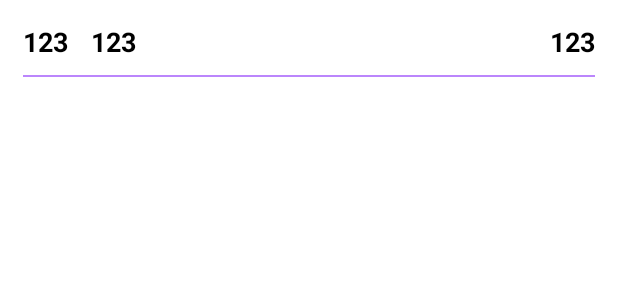
After one commit to Agonizedcupid/ScanNLoading_New, an Android app: the layout single_queue_item.xml on its own in the app's theme, with its tools: preview values and no code run, on a phone screen of 412 x 824 dp. The commit adds this screen. Shown: the top 300 px of the screen. Run offline under Robolectric (Android 15) with nearby library versions, the phone set to English and light mode, and no system bars.

Commit message:
showing queue

```diff
--- a/app/src/main/java/com/aariyan/scannloading/Activity/HistoryRectifying.java
+++ b/app/src/main/java/com/aariyan/scannloading/Activity/HistoryRectifying.java
@@ -246,7 +246,7 @@ public class HistoryRectifying extends AppCompatActivity implements UpdateLines,
                                 .append("|").append(Constant.getDate()).append("|").append("0.0");
 
                         long checkInsert = adapter.insertQueue(Constant.types[0], builder.toString());
-                        postBack(builder.toString());
+                        //postBack(builder.toString());
                         behavior.setState(BottomSheetBehavior.STATE_COLLAPSED);
                         //onBackPressed();
                     } else {
@@ -316,7 +316,7 @@ public class HistoryRectifying extends AppCompatActivity implements UpdateLines,
                     .append("|").append(Constant.getDate()).append("|").append("0.0");
 
             long checkInsert = adapter.insertQueue(Constant.types[0], builder.toString());
-            postBack(builder.toString());
+            //postBack(builder.toString());
 
             GreenAdapter greenAdapter = new GreenAdapter(this, greenList, this, linesModel.getTotalItem(), linesModel.getComment());
             greenListView.setAdapter(greenAdapter);
--- /dev/null
+++ b/app/src/main/res/layout/single_queue_item.xml
@@ -0,0 +1,57 @@
+<?xml version="1.0" encoding="utf-8"?>
+<androidx.constraintlayout.widget.ConstraintLayout xmlns:android="http://schemas.android.com/apk/res/android"
+    android:layout_width="match_parent"
+    android:layout_height="wrap_content"
+    android:padding="15dp"
+    xmlns:app="http://schemas.android.com/apk/res-auto">
+
+    <TextView
+        android:layout_width="wrap_content"
+        android:layout_height="wrap_content"
+        app:layout_constraintTop_toTopOf="parent"
+        app:layout_constraintLeft_toLeftOf="parent"
+        android:id="@+id/primaryKey"
+        android:text="123"
+        android:textSize="18sp"
+        android:textStyle="bold"
+        android:textColor="@android:color/black"
+        />
+
+
+    <TextView
+        android:layout_width="0dp"
+        android:layout_height="wrap_content"
+        app:layout_constraintTop_toTopOf="parent"
+        app:layout_constraintLeft_toRightOf="@id/primaryKey"
+        app:layout_constraintRight_toLeftOf="@id/quantity"
+        android:layout_marginEnd="15dp"
+        android:layout_marginStart="15dp"
+        android:id="@+id/item"
+        android:text="123"
+        android:textSize="18sp"
+        android:textStyle="bold"
+        android:textColor="@android:color/black"
+        />
+
+    <TextView
+        android:layout_width="0dp"
+        android:layout_height="wrap_content"
+        app:layout_constraintTop_toTopOf="parent"
+        app:layout_constraintRight_toRightOf="parent"
+        android:layout_marginStart="15dp"
+        android:id="@+id/quantity"
+        android:text="123"
+        android:textSize="18sp"
+        android:textStyle="bold"
+        android:textColor="@android:color/black"
+        />
+
+    <View
+        android:layout_width="match_parent"
+        android:layout_height="1dp"
+        android:background="@color/purple_200"
+        app:layout_constraintTop_toBottomOf="@id/item"
+        android:layout_marginTop="10dp"
+        />
+
+</androidx.constraintlayout.widget.ConstraintLayout>
```
Also changed, not shown: app/src/main/java/com/aariyan/scannloading/Activity/HeaderNLineActivity.java (+11 -1 lines), app/src/main/java/com/aariyan/scannloading/Activity/Home.java (+76 -5 lines), app/src/main/java/com/aariyan/scannloading/Adapter/QueueAdapter.java (added, +61 -0 lines), app/src/main/res/layout/activity_home.xml (+23 -1 lines).
